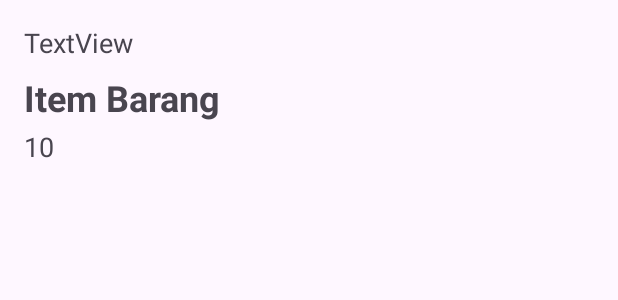
After one commit to C14220170/roomDB, an Android app: the layout history_list.xml on its own in the app's theme, with its tools: preview values and no code run, on a phone screen of 412 x 824 dp. The commit adds this screen. Shown: the top 300 px of the screen. Run offline under Robolectric (Android 15) with nearby library versions, the phone set to English and light mode, and no system bars.

Commit message:
view for history and adding button history in mainactivity

```diff
--- a/app/src/main/AndroidManifest.xml
+++ b/app/src/main/AndroidManifest.xml
@@ -13,6 +13,9 @@
         android:theme="@style/Theme.RoomDB"
         tools:targetApi="31">
         <activity
+            android:name=".history"
+            android:exported="false" />
+        <activity
             android:name=".TambahDaftar"
             android:exported="false" />
         <activity
--- a/app/src/main/java/app/c14220170/roomdb/MainActivity.kt
+++ b/app/src/main/java/app/c14220170/roomdb/MainActivity.kt
@@ -3,6 +3,7 @@ package app.c14220170.roomdb
 import android.content.Intent
 import android.os.Bundle
 import android.util.Log
+import android.widget.Button
 import androidx.activity.enableEdgeToEdge
 import androidx.appcompat.app.AppCompatActivity
 import androidx.core.view.ViewCompat
@@ -47,6 +48,11 @@ class MainActivity : AppCompatActivity() {
             startActivity(Intent(this, TambahDaftar::class.java))
         }
 
+        val _btnHistory = findViewById<Button>(R.id.btnHistory)
+        _btnHistory.setOnClickListener {
+            startActivity(Intent(this, history::class.java))
+        }
+
         adapterDaftar.setOnItemClickCallback(
             object : adapterDaftar.OnItemClickCallback {
                 override fun delData(dtBelanja: daftarBelanja) {
--- a/app/src/main/java/app/c14220170/roomdb/database/historyBarang.kt
+++ b/app/src/main/java/app/c14220170/roomdb/database/historyBarang.kt
@@ -1,8 +1,10 @@
 package app.c14220170.roomdb.database
 
 import androidx.room.ColumnInfo
+import androidx.room.Entity
 import androidx.room.PrimaryKey
 
+@Entity
 data class historyBarang(
     @PrimaryKey(autoGenerate = true)
     @ColumnInfo(name = "Id")
--- /dev/null
+++ b/app/src/main/res/layout/history_list.xml
@@ -0,0 +1,37 @@
+<?xml version="1.0" encoding="utf-8"?>
+<androidx.constraintlayout.widget.ConstraintLayout xmlns:android="http://schemas.android.com/apk/res/android"
+    xmlns:app="http://schemas.android.com/apk/res-auto"
+    android:layout_width="match_parent"
+    android:layout_height="wrap_content">
+
+    <TextView
+        android:id="@+id/tanggal"
+        android:layout_width="wrap_content"
+        android:layout_height="wrap_content"
+        android:layout_margin="16dp"
+        android:text="TextView"
+        android:textSize="18sp"
+        app:layout_constraintStart_toStartOf="parent"
+        app:layout_constraintTop_toTopOf="parent" />
+
+    <TextView
+        android:id="@+id/itemBarang"
+        android:layout_width="wrap_content"
+        android:layout_height="wrap_content"
+        android:text="Item Barang"
+        android:textSize="24sp"
+        android:textStyle="bold"
+        android:layout_marginTop="8dp"
+        app:layout_constraintStart_toStartOf="@+id/tanggal"
+        app:layout_constraintTop_toBottomOf="@+id/tanggal" />
+
+    <TextView
+        android:id="@+id/jumlahBarang"
+        android:layout_width="wrap_content"
+        android:layout_height="wrap_content"
+        android:text="10"
+        android:textSize="18sp"
+        android:layout_marginTop="4dp"
+        app:layout_constraintStart_toStartOf="@+id/itemBarang"
+        app:layout_constraintTop_toBottomOf="@+id/itemBarang" />
+</androidx.constraintlayout.widget.ConstraintLayout>
```
Also changed, not shown: app/src/main/java/app/c14220170/roomdb/adapterHistory.kt (added, +48 -0 lines), app/src/main/java/app/c14220170/roomdb/history.kt (added, +60 -0 lines), app/src/main/res/layout/activity_history.xml (added, +25 -0 lines), app/src/main/res/layout/activity_main.xml (+10 -0 lines).
